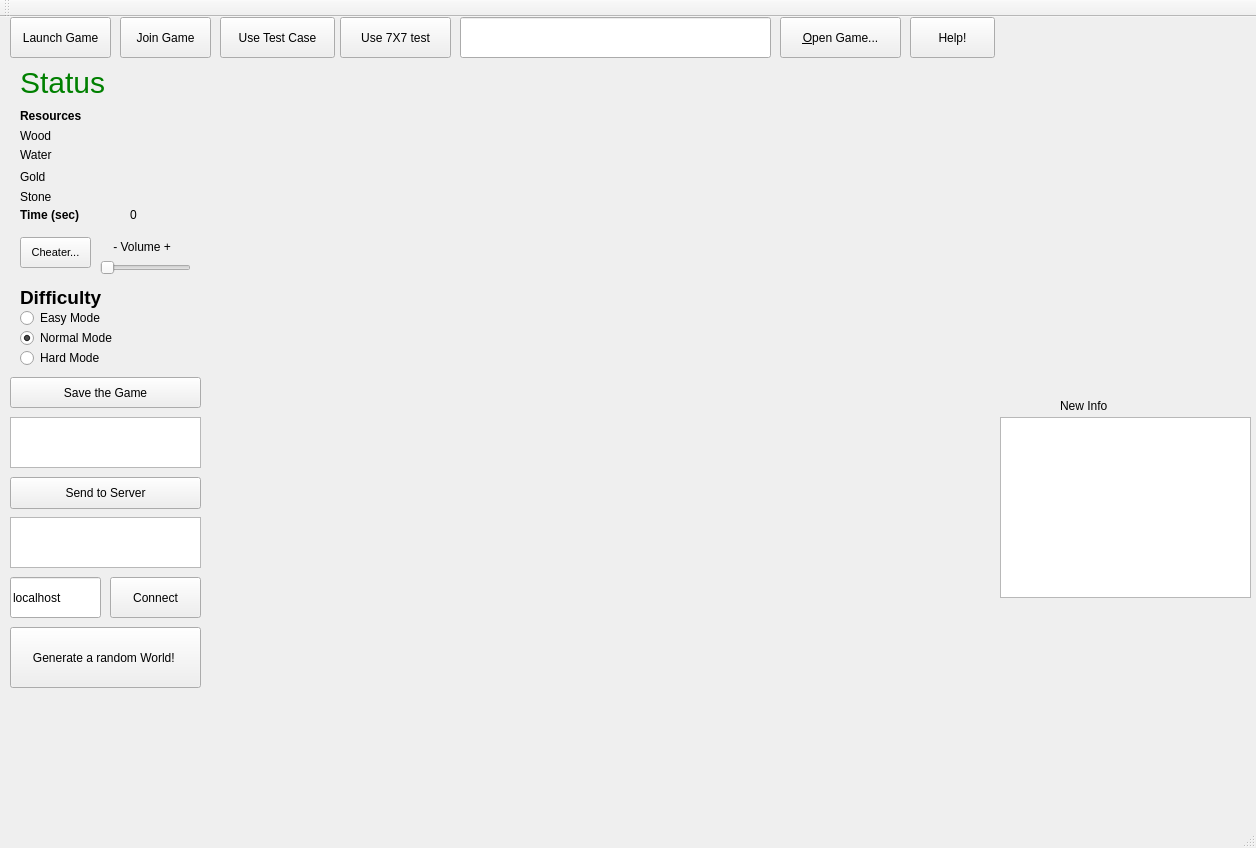
Above: road_race/roadrace.ui from bjuppl/roadrace before the change. Below: the same form after it.
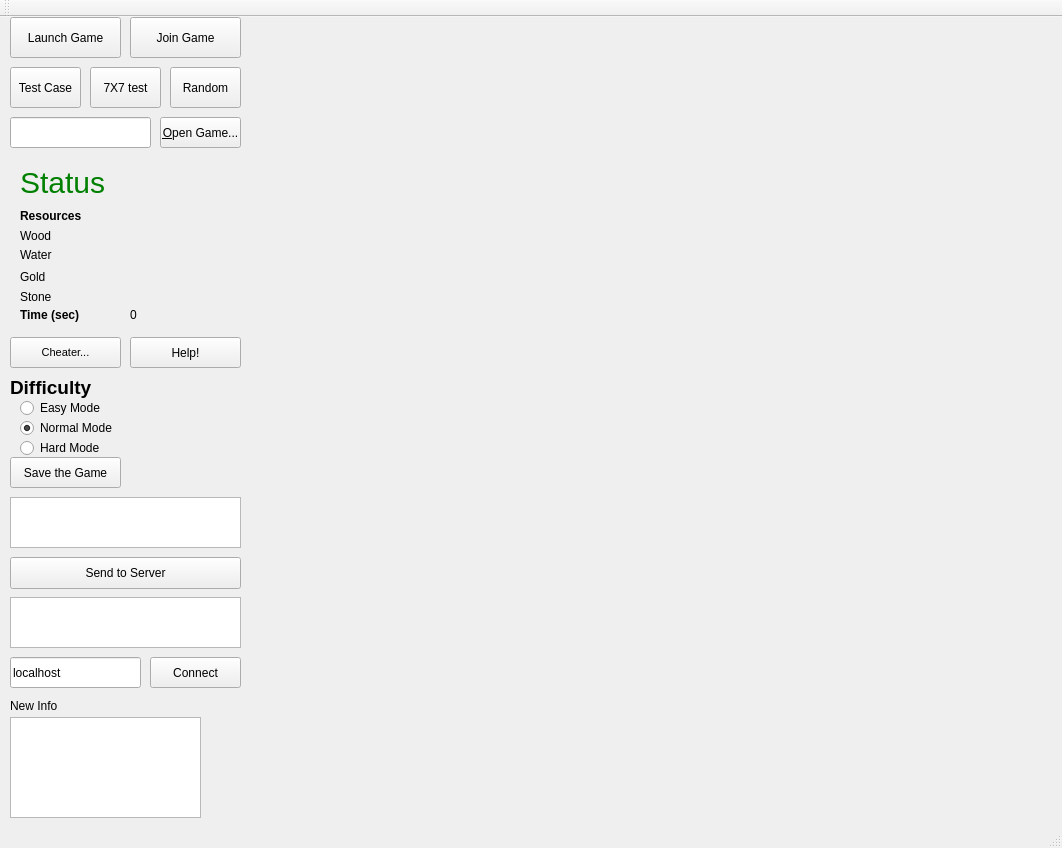
That is the form after the change. Icons and pictures are not drawn.

Commit message: soundtrack now working, updated gui with logo and tiles reflect ownership

Diff of the .ui file:
```diff
--- a/road_race/roadrace.ui
+++ b/road_race/roadrace.ui
@@ -6,7 +6,7 @@
    <rect>
     <x>0</x>
     <y>0</y>
-    <width>1256</width>
+    <width>1062</width>
     <height>848</height>
    </rect>
   </property>
@@ -17,25 +17,30 @@
    <widget class="QPushButton" name="btnStuff">
     <property name="geometry">
      <rect>
-      <x>220</x>
-      <y>0</y>
-      <width>115</width>
+      <x>10</x>
+      <y>50</y>
+      <width>71</width>
       <height>41</height>
      </rect>
     </property>
     <property name="text">
-     <string>Use Test Case</string>
+     <string>Test Case</string>
     </property>
    </widget>
    <widget class="QToolButton" name="btnOpenGame">
     <property name="geometry">
      <rect>
-      <x>780</x>
-      <y>0</y>
-      <width>121</width>
-      <height>41</height>
+      <x>160</x>
+      <y>100</y>
+      <width>81</width>
+      <height>31</height>
      </rect>
     </property>
+    <property name="font">
+     <font>
+      <pointsize>9</pointsize>
+     </font>
+    </property>
     <property name="text">
      <string>&amp;Open Game...</string>
     </property>
@@ -43,10 +48,10 @@
    <widget class="QLineEdit" name="iptGameFileName">
     <property name="geometry">
      <rect>
-      <x>460</x>
-      <y>0</y>
-      <width>311</width>
-      <height>41</height>
+      <x>10</x>
+      <y>100</y>
+      <width>141</width>
+      <height>31</height>
      </rect>
     </property>
     <property name="text">
@@ -57,7 +62,7 @@
     <property name="geometry">
      <rect>
       <x>20</x>
-      <y>30</y>
+      <y>130</y>
       <width>111</width>
       <height>71</height>
      </rect>
@@ -74,7 +79,7 @@
     <property name="geometry">
      <rect>
       <x>20</x>
-      <y>90</y>
+      <y>190</y>
       <width>81</width>
       <height>17</height>
      </rect>
@@ -90,7 +95,7 @@
     <property name="geometry">
      <rect>
       <x>20</x>
-      <y>110</y>
+      <y>210</y>
       <width>41</width>
       <height>17</height>
      </rect>
@@ -103,7 +108,7 @@
     <property name="geometry">
      <rect>
       <x>20</x>
-      <y>170</y>
+      <y>270</y>
       <width>41</width>
       <height>20</height>
      </rect>
@@ -116,7 +121,7 @@
     <property name="geometry">
      <rect>
       <x>20</x>
-      <y>130</y>
+      <y>230</y>
       <width>41</width>
       <height>16</height>
      </rect>
@@ -129,7 +134,7 @@
     <property name="geometry">
      <rect>
       <x>20</x>
-      <y>150</y>
+      <y>250</y>
       <width>31</width>
       <height>20</height>
      </rect>
@@ -141,8 +146,8 @@
    <widget class="QWidget" name="gridLayoutWidget">
     <property name="geometry">
      <rect>
-      <x>210</x>
-      <y>50</y>
+      <x>260</x>
+      <y>160</y>
       <width>781</width>
       <height>621</height>
      </rect>
@@ -153,7 +158,7 @@
     <property name="geometry">
      <rect>
       <x>70</x>
-      <y>110</y>
+      <y>210</y>
       <width>101</width>
       <height>17</height>
      </rect>
@@ -166,7 +171,7 @@
     <property name="geometry">
      <rect>
       <x>70</x>
-      <y>150</y>
+      <y>250</y>
       <width>91</width>
       <height>17</height>
      </rect>
@@ -179,7 +184,7 @@
     <property name="geometry">
      <rect>
       <x>70</x>
-      <y>170</y>
+      <y>270</y>
       <width>91</width>
       <height>17</height>
      </rect>
@@ -192,7 +197,7 @@
     <property name="geometry">
      <rect>
       <x>70</x>
-      <y>130</y>
+      <y>230</y>
       <width>91</width>
       <height>17</height>
      </rect>
@@ -217,10 +222,10 @@
    <widget class="QPushButton" name="helpBtn">
     <property name="geometry">
      <rect>
-      <x>910</x>
-      <y>0</y>
-      <width>85</width>
-      <height>41</height>
+      <x>130</x>
+      <y>320</y>
+      <width>111</width>
+      <height>31</height>
      </rect>
     </property>
     <property name="text">
@@ -231,7 +236,7 @@
     <property name="geometry">
      <rect>
       <x>20</x>
-      <y>290</y>
+      <y>380</y>
       <width>102</width>
       <height>22</height>
      </rect>
@@ -244,7 +249,7 @@
     <property name="geometry">
      <rect>
       <x>20</x>
-      <y>310</y>
+      <y>400</y>
       <width>121</width>
       <height>22</height>
      </rect>
@@ -260,7 +265,7 @@
     <property name="geometry">
      <rect>
       <x>20</x>
-      <y>330</y>
+      <y>420</y>
       <width>111</width>
       <height>22</height>
      </rect>
@@ -272,9 +277,9 @@
    <widget class="QPushButton" name="cheatBtn">
     <property name="geometry">
      <rect>
-      <x>20</x>
-      <y>220</y>
-      <width>71</width>
+      <x>10</x>
+      <y>320</y>
+      <width>111</width>
       <height>31</height>
      </rect>
     </property>
@@ -291,8 +296,8 @@
     <property name="geometry">
      <rect>
       <x>10</x>
-      <y>360</y>
-      <width>191</width>
+      <y>440</y>
+      <width>111</width>
       <height>31</height>
      </rect>
     </property>
@@ -303,21 +308,21 @@
    <widget class="QPushButton" name="tst2Btn">
     <property name="geometry">
      <rect>
-      <x>340</x>
-      <y>0</y>
-      <width>111</width>
+      <x>90</x>
+      <y>50</y>
+      <width>71</width>
       <height>41</height>
      </rect>
     </property>
     <property name="text">
-     <string>Use 7X7 test</string>
+     <string>7X7 test</string>
     </property>
    </widget>
    <widget class="QLabel" name="label_2">
     <property name="geometry">
      <rect>
       <x>20</x>
-      <y>190</y>
+      <y>290</y>
       <width>121</width>
       <height>16</height>
      </rect>
@@ -333,7 +338,7 @@
     <property name="geometry">
      <rect>
       <x>130</x>
-      <y>190</y>
+      <y>290</y>
       <width>59</width>
       <height>16</height>
      </rect>
@@ -345,22 +350,22 @@
    <widget class="QPushButton" name="RanBtn">
     <property name="geometry">
      <rect>
-      <x>10</x>
-      <y>610</y>
-      <width>191</width>
-      <height>61</height>
+      <x>170</x>
+      <y>50</y>
+      <width>71</width>
+      <height>41</height>
      </rect>
     </property>
     <property name="text">
-     <string>Generate a random World! </string>
+     <string>Random</string>
     </property>
    </widget>
    <widget class="QPushButton" name="btnSendToServer">
     <property name="geometry">
      <rect>
       <x>10</x>
-      <y>460</y>
-      <width>191</width>
+      <y>540</y>
+      <width>231</width>
       <height>32</height>
      </rect>
     </property>
@@ -372,8 +377,8 @@
     <property name="geometry">
      <rect>
       <x>10</x>
-      <y>500</y>
-      <width>191</width>
+      <y>580</y>
+      <width>231</width>
       <height>51</height>
      </rect>
     </property>
@@ -382,9 +387,9 @@
     <property name="geometry">
      <rect>
       <x>10</x>
-      <y>560</y>
-      <width>91</width>
-      <height>41</height>
+      <y>640</y>
+      <width>131</width>
+      <height>31</height>
      </rect>
     </property>
     <property name="text">
@@ -394,10 +399,10 @@
    <widget class="QPushButton" name="btnConnect">
     <property name="geometry">
      <rect>
-      <x>110</x>
-      <y>560</y>
+      <x>150</x>
+      <y>640</y>
       <width>91</width>
-      <height>41</height>
+      <height>31</height>
      </rect>
     </property>
     <property name="text">
@@ -409,7 +414,7 @@
      <rect>
       <x>10</x>
       <y>0</y>
-      <width>101</width>
+      <width>111</width>
       <height>41</height>
      </rect>
     </property>
@@ -420,9 +425,9 @@
    <widget class="QPushButton" name="joinBtn">
     <property name="geometry">
      <rect>
-      <x>120</x>
+      <x>130</x>
       <y>0</y>
-      <width>91</width>
+      <width>111</width>
       <height>41</height>
      </rect>
     </property>
@@ -434,8 +439,8 @@
     <property name="geometry">
      <rect>
       <x>10</x>
-      <y>400</y>
-      <width>191</width>
+      <y>480</y>
+      <width>231</width>
       <height>51</height>
      </rect>
     </property>
@@ -443,8 +448,8 @@
    <widget class="QLabel" name="label_3">
     <property name="geometry">
      <rect>
-      <x>20</x>
-      <y>270</y>
+      <x>10</x>
+      <y>360</y>
       <width>91</width>
       <height>21</height>
      </rect>
@@ -460,41 +465,12 @@
      <string>Difficulty</string>
     </property>
    </widget>
-   <widget class="QSlider" name="volumeSlider">
-    <property name="geometry">
-     <rect>
-      <x>100</x>
-      <y>240</y>
-      <width>91</width>
-      <height>21</height>
-     </rect>
-    </property>
-    <property name="maximum">
-     <number>100</number>
-    </property>
-    <property name="orientation">
-     <enum>Qt::Horizontal</enum>
-    </property>
-   </widget>
-   <widget class="QLabel" name="label_4">
-    <property name="geometry">
-     <rect>
-      <x>110</x>
-      <y>220</y>
-      <width>81</width>
-      <height>20</height>
-     </rect>
-    </property>
-    <property name="text">
-     <string> - Volume +</string>
-    </property>
-   </widget>
    <widget class="QLabel" name="label_5">
     <property name="geometry">
      <rect>
-      <x>1060</x>
-      <y>380</y>
-      <width>55</width>
+      <x>10</x>
+      <y>680</y>
+      <width>91</width>
       <height>17</height>
      </rect>
     </property>
@@ -505,13 +481,32 @@
    <widget class="QTextEdit" name="statusBox">
     <property name="geometry">
      <rect>
-      <x>1000</x>
-      <y>400</y>
-      <width>251</width>
-      <height>181</height>
+      <x>10</x>
+      <y>700</y>
+      <width>191</width>
+      <height>101</height>
      </rect>
     </property>
    </widget>
+   <widget class="QLabel" name="label_6">
+    <property name="geometry">
+     <rect>
+      <x>270</x>
+      <y>0</y>
+      <width>751</width>
+      <height>211</height>
+     </rect>
+    </property>
+    <property name="text">
+     <string/>
+    </property>
+    <property name="pixmap">
+     <pixmap>../../../../../media/zach/UUI/logo.png</pixmap>
+    </property>
+    <property name="scaledContents">
+     <bool>true</bool>
+    </property>
+   </widget>
   </widget>
   <widget class="QToolBar" name="mainToolBar">
    <attribute name="toolBarArea">
```
The commit also changes 3 other files.
